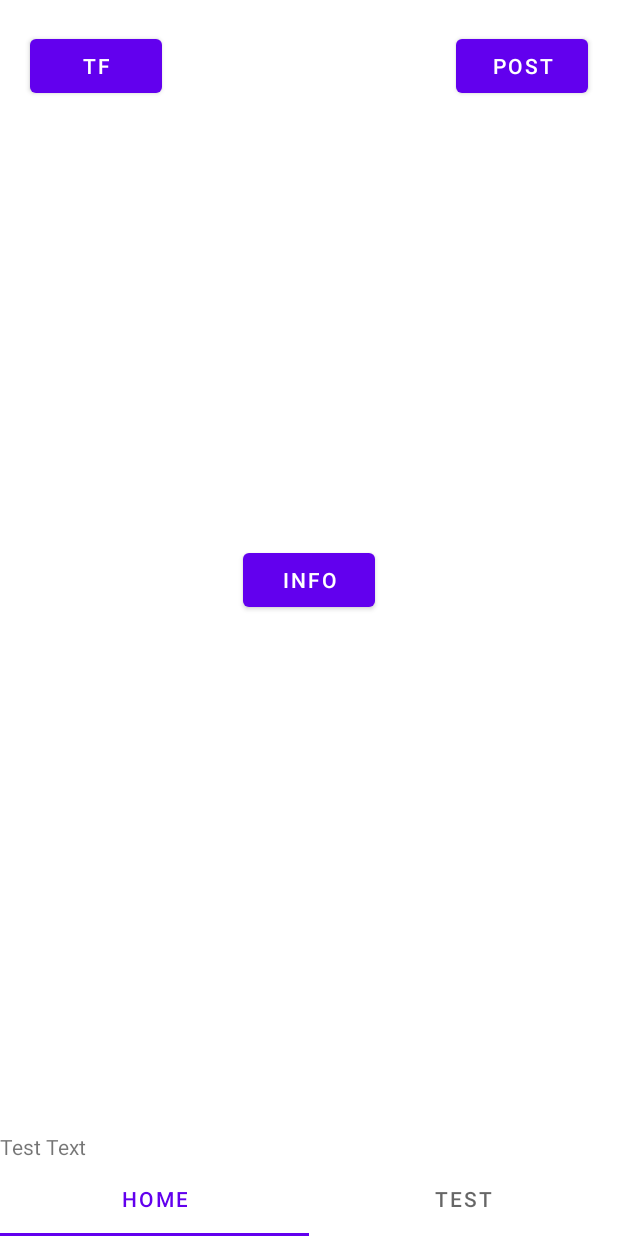
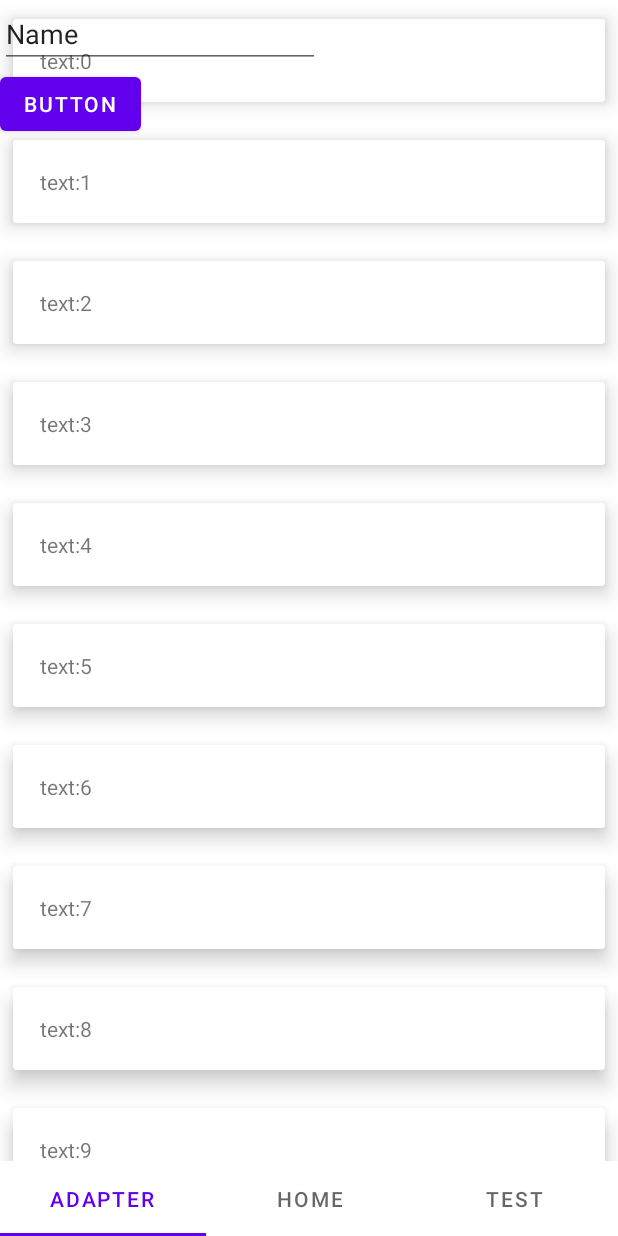
Before and after one commit to GMKEnd/PracticeStuff, an Android app: the screen it shows after launch (MainActivity), on a phone screen of 412 x 824 dp. Run offline under Robolectric (Android 15) with nearby library versions, the phone set to English and light mode, and no system bars.

Commit message:
新增：实验了ConcatAdapter / 输入相关

```diff
--- a/app/build.gradle
+++ b/app/build.gradle
@@ -4,7 +4,7 @@ plugins {
 }
 
 android {
-    compileSdk 32
+    compileSdk 33
 
     defaultConfig {
         applicationId "com.example.recyclerviewimageload"
@@ -40,4 +40,5 @@ dependencies {
     testImplementation 'junit:junit:4.13.2'
     androidTestImplementation 'androidx.test.ext:junit:1.1.3'
     androidTestImplementation 'androidx.test.espresso:espresso-core:3.4.0'
+    implementation "androidx.recyclerview:recyclerview:1.3.0-rc01"
 }
--- /dev/null
+++ b/app/src/main/java/com/example/recyclerviewimageload/AdapterFragment.kt
@@ -0,0 +1,103 @@
+package com.example.recyclerviewimageload
+
+import android.content.Context
+import android.content.res.Configuration
+import android.os.Bundle
+import android.os.Handler
+import android.util.Log
+import android.view.LayoutInflater
+import android.view.View
+import android.view.ViewGroup
+import android.view.inputmethod.InputMethodManager
+import android.widget.Button
+import android.widget.EditText
+import androidx.fragment.app.Fragment
+import androidx.recyclerview.widget.ConcatAdapter
+import androidx.recyclerview.widget.LinearLayoutManager
+import androidx.recyclerview.widget.RecyclerView
+
+class AdapterFragment : Fragment() {
+
+    private var mContext: Context? = null
+
+    private var mView: View? = null
+
+    private var mRecyclerView: RecyclerView? = null
+
+    private var mAdapter: ConcatAdapter? = null
+
+    private var done = false
+
+    private var imm: InputMethodManager? = null
+
+    override fun onCreateView(inflater: LayoutInflater, container: ViewGroup?, savedInstanceState: Bundle?): View? {
+        return inflater.inflate(R.layout.adapter_fragment, container, false)
+    }
+
+    override fun onStart() {
+        super.onStart()
+
+        mContext = requireContext()
+        mView = requireView()
+
+        init()
+        loadInit()
+    }
+
+    // 页面初始化
+    private fun init() {
+        mRecyclerView = mView?.findViewById(R.id.recycler_view)
+        mRecyclerView?.layoutManager = LinearLayoutManager(mContext)
+        val config = ConcatAdapter.Config.Builder().setIsolateViewTypes(true).build()
+        mAdapter = ConcatAdapter(config, CardAdapter())
+        mRecyclerView?.adapter = mAdapter
+
+        imm = mContext?.getSystemService(Context.INPUT_METHOD_SERVICE) as InputMethodManager?
+
+        val dragBtn: EditText? = mView?.findViewById(R.id.editTextTextPersonName)
+        dragBtn?.setOnClickListener {
+            doinvoke()
+        }
+
+        val drBtn: Button? = mView?.findViewById(R.id.button)
+        drBtn?.setOnClickListener {
+            doCheck()
+        }
+    }
+
+    private fun loadInit() {
+        mRecyclerView?.addOnScrollListener(object : RecyclerView.OnScrollListener() {
+            override fun onScrolled(recyclerView: RecyclerView, dx: Int, dy: Int) {
+                super.onScrolled(recyclerView, dx, dy)
+                val linearLayoutManager = recyclerView.layoutManager as LinearLayoutManager?
+                // 检测发生滑动，最后一个完全可见的元素的位置是否为列表末尾
+                if (linearLayoutManager != null && linearLayoutManager.findLastCompletelyVisibleItemPosition() == 9) {
+                    Log.i("scroll!!", "end reached!")
+                    if (!done) {
+                        load()
+                        done = true
+                    }
+                }
+            }
+        })
+    }
+
+    private fun load() {
+        val tt = ImageAdapter()
+
+        mAdapter?.addAdapter(tt)
+        Log.i("loadstat", "111111")
+        Handler().postDelayed({
+            mAdapter?.removeAdapter(tt)
+        }, 1000)
+    }
+
+    private fun doinvoke() {
+        Log.i("loadstat", "111111")
+    }
+
+    private fun doCheck() {
+        imm?.showInputMethodPicker()
+        Log.i("tfg", "cur subtype:${imm}")
+    }
+}
--- /dev/null
+++ b/app/src/main/java/com/example/recyclerviewimageload/CardAdapter.kt
@@ -0,0 +1,26 @@
+package com.example.recyclerviewimageload
+
+import android.view.LayoutInflater
+import android.view.View
+import android.view.ViewGroup
+import android.widget.TextView
+import androidx.recyclerview.widget.RecyclerView
+
+class CardAdapter : RecyclerView.Adapter<CardAdapter.TextViewHolder>() {
+    class TextViewHolder(itemView: View) : RecyclerView.ViewHolder(itemView) {
+        var textView: TextView = itemView.findViewById(R.id.text_item)
+    }
+
+    override fun onCreateViewHolder(parent: ViewGroup, viewType: Int): TextViewHolder {
+        return TextViewHolder(LayoutInflater.from(parent.context)
+            .inflate(R.layout.recycler_item_card, parent, false))
+    }
+
+    override fun onBindViewHolder(holder: TextViewHolder, position: Int) {
+        holder.textView.text = "text:$position"
+    }
+
+    override fun getItemCount(): Int {
+        return 10
+    }
+}
--- a/app/src/main/java/com/example/recyclerviewimageload/MainActivity.kt
+++ b/app/src/main/java/com/example/recyclerviewimageload/MainActivity.kt
@@ -35,8 +35,8 @@ class MainActivity : AppCompatActivity() {
         val mTabLayout: TabLayout = findViewById(R.id.tab_layout)
         val mViewPager: CustomViewPager = findViewById(R.id.viewpager)
 
-        val mFragments = listOf(HomeFragment(), TestFragment())
-        val mTitle = listOf("home", "test")
+        val mFragments = listOf(AdapterFragment(), HomeFragment(), TestFragment())
+        val mTitle = listOf("adapter", "home", "test")
         val mFragmentAdapter = FragmentAdapter(supportFragmentManager, mFragments, mTitle)
 
         mViewPager.adapter = mFragmentAdapter
@@ -47,8 +47,9 @@ class MainActivity : AppCompatActivity() {
 
             override fun onPageSelected(position: Int) {
                 when (position) {
-                    0 -> displayToast("switch to Home")
-                    1 -> displayToast("switch to Test")
+                    0 -> displayToast("switch to Adapter")
+                    1 -> displayToast("switch to Home")
+                    2 -> displayToast("switch to Test")
                 }
             }
 
--- /dev/null
+++ b/app/src/main/res/layout/adapter_fragment.xml
@@ -0,0 +1,28 @@
+<?xml version="1.0" encoding="utf-8"?>
+<RelativeLayout xmlns:android="http://schemas.android.com/apk/res/android"
+    xmlns:app="http://schemas.android.com/apk/res-auto"
+    android:layout_width="match_parent"
+    android:layout_height="match_parent">
+
+    <androidx.recyclerview.widget.RecyclerView
+        android:id="@+id/recycler_view"
+        android:layout_width="match_parent"
+        android:layout_height="match_parent"
+        app:layoutManager="LinearLayoutManager" />
+
+    <EditText
+        android:id="@+id/editTextTextPersonName"
+        android:layout_width="wrap_content"
+        android:layout_height="wrap_content"
+        android:ems="10"
+        android:inputType="textPersonName"
+        android:text="Name" />
+
+    <Button
+        android:id="@+id/button"
+        android:layout_width="wrap_content"
+        android:layout_height="wrap_content"
+        android:layout_marginTop="45dp"
+        android:text="Button" />
+
+</RelativeLayout>
```
Also changed, not shown: app/src/main/java/com/example/recyclerviewimageload/ImageAdapter.kt (added, +26 -0 lines), 3 other files.
